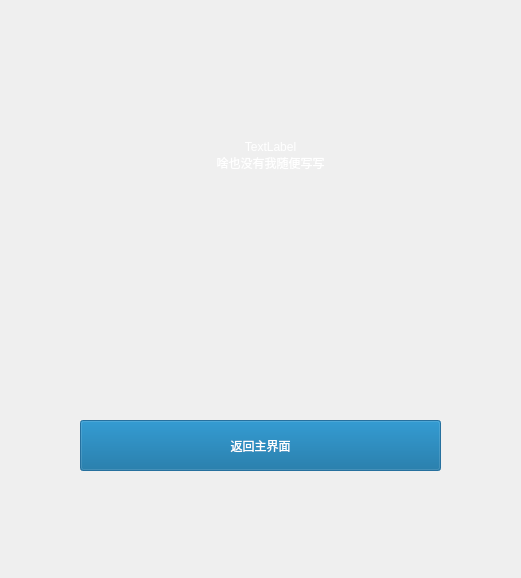
Qt form dialog.ui (JinxianRen/qtgame) before a commit; both pictures show x 130 to 651 and y 190 to 768 of the 768 by 768 pixel window.
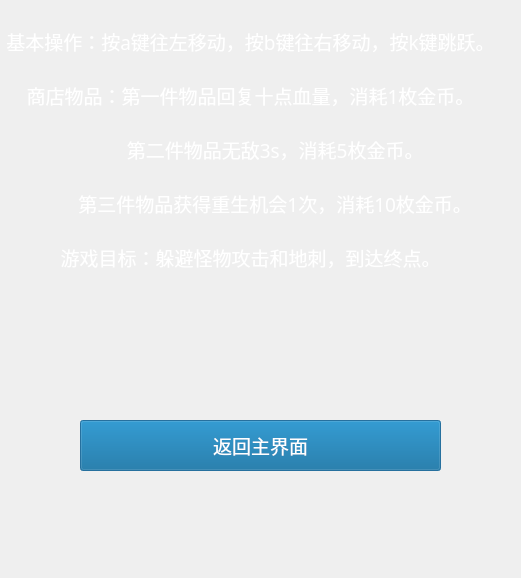
The same form after that commit. Icons and pictures are not drawn.

Commit message: 基本成品

Diff of the .ui file:
```diff
--- a/dialog.ui
+++ b/dialog.ui
@@ -39,6 +39,15 @@
      <height>16777215</height>
     </size>
    </property>
+   <property name="font">
+    <font>
+     <family>Fusion Pixel</family>
+     <pointsize>14</pointsize>
+     <weight>50</weight>
+     <italic>false</italic>
+     <bold>false</bold>
+    </font>
+   </property>
    <property name="styleSheet">
     <string notr="true">color: rgb(255,255,255);
 font: 14pt &quot;Adobe 黑体 Std R&quot;;
@@ -57,19 +66,38 @@
   <widget class="QLabel" name="label_2">
    <property name="geometry">
     <rect>
-     <x>230</x>
-     <y>250</y>
-     <width>341</width>
-     <height>191</height>
+     <x>80</x>
+     <y>140</y>
+     <width>601</width>
+     <height>371</height>
     </rect>
    </property>
+   <property name="font">
+    <font>
+     <family>Fusion Pixel</family>
+     <pointsize>14</pointsize>
+     <weight>50</weight>
+     <italic>false</italic>
+     <bold>false</bold>
+    </font>
+   </property>
    <property name="styleSheet">
     <string notr="true">color: rgb(255,255,255);
 font: 14pt &quot;Adobe 黑体 Std R&quot;;</string>
    </property>
    <property name="text">
-    <string>TextLabel
-啥也没有我随便写写</string>
+    <string>游戏介绍：
+
+基本操作：按a键往左移动，按b键往右移动，按k键跳跃。
+
+商店物品：第一件物品回复十点血量，消耗1枚金币。
+
+          第二件物品无敌3s，消耗5枚金币。
+
+          第三件物品获得重生机会1次，消耗10枚金币。
+
+游戏目标：躲避怪物攻击和地刺，到达终点。
+</string>
    </property>
    <property name="alignment">
     <set>Qt::AlignCenter</set>
```
Left out of the diff: 4 changed lines with no effect on the pictures. The commit also changes 15 other files.
